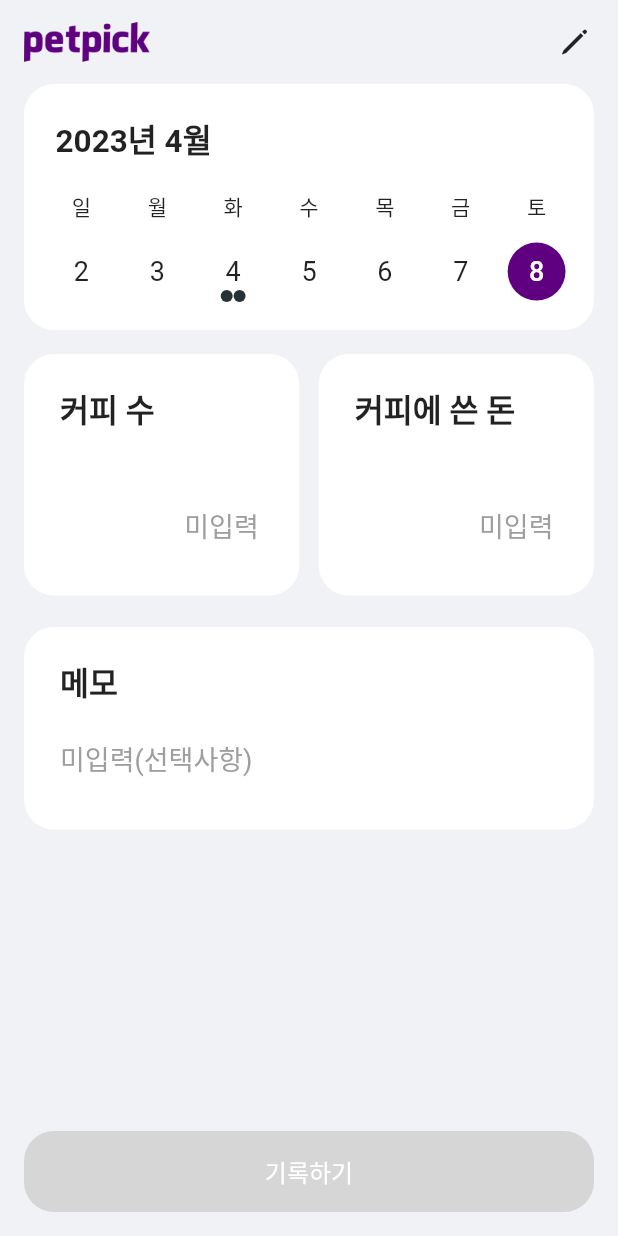
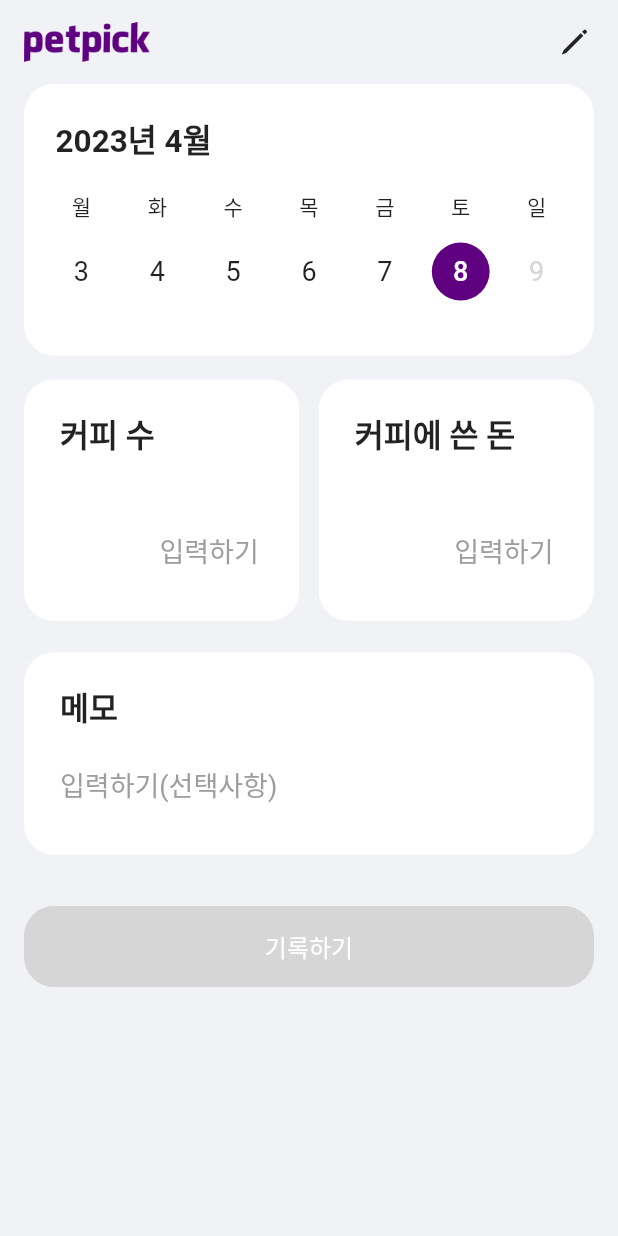
Before and after one commit to hhamja/nocoffee, a Flutter app: the HomeRecordPage screen opened by its route, after a tap on "커피 수", on a phone screen of 412 x 824 dp. Run offline on Flutter 3.47's test engine with Material 2 defaults, Android fonts, the phone set to English and light mode, and no system bars; drawn by our look-alikes of table_calendar; our stand-ins replace auto_route, currency_text_input_formatter, fl_chart, flutter_riverpod, freezed_annotation, hive_flutter and 2 more; accounts and stored records are empty; Roboto replaces fonts that are missing (NotoSansCJKkr).

Commit message:
달력 page 까지 구현 완료

```diff
--- a/lib/src/config/router/app_router.dart
+++ b/lib/src/config/router/app_router.dart
@@ -8,15 +8,15 @@ import 'package:nocoffee/src/features/setting/presentation/screen/setting_page/s
 import 'package:nocoffee/src/features/setting/presentation/screen/terms_policy_page/policy_detail_page.dart';
 import 'package:nocoffee/src/features/setting/presentation/screen/terms_policy_page/terms_detail_page.dart';
 import 'package:nocoffee/src/features/setting/presentation/screen/terms_policy_page/terms_policy.dart';
-import 'package:nocoffee/src/features/coffee/presentation/screen/statistics_page/statistics_page.dart';
+import 'package:nocoffee/src/features/coffee/presentation/screen/line_graph_page/line_graph_page.dart';
 
 @MaterialAutoRouter(
   replaceInRouteName: 'Page,Route',
   routes: <AutoRoute>[
     AutoRoute(page: SplashPage, initial: true),
     AutoRoute(page: HomeRecordPage),
-    AutoRoute(page: CalenderPage),
-    AutoRoute(page: StatisticsPage),
+    AutoRoute(page: CalendarPage),
+    AutoRoute(page: LineGraphPage),
     AutoRoute(page: TabbarPage),
     AutoRoute(page: SettingPage),
     AutoRoute(page: AppNoticePage),
--- a/lib/src/features/coffee/data/coffee_repository.dart
+++ b/lib/src/features/coffee/data/coffee_repository.dart
@@ -15,45 +15,50 @@ class CoffeeRepository implements CoffeeRepositoryImplement {
     final coffeeBox = Hive.box('coffee');
     final coffeeDataModel = CoffeeDataModel(
         date: date, coffeeCup: cup, coffeeCost: cost, memo: memo);
-    // final Map<String, dynamic> coffeeMapData = {
-    //   'date': date,
-    //   'coffeeCup': cup,
-    //   'coffeeCost': cost,
-    //   'memo': momo,
-    // };
     debugPrint(coffeeDataModel.coffeeCost);
     debugPrint(coffeeDataModel.date.toString());
     debugPrint(coffeeDataModel.coffeeCup);
     debugPrint(coffeeDataModel.memo);
-
     coffeeBox.put(date.toString(), coffeeDataModel);
   }
 
   // 특정 일자의 커피기록 받기
   @override
-  CoffeeDataModel? getCoffeeDataForDate(DateTime date) {
+  CoffeeDataModel getCoffeeDataForDate(DateTime date) {
     final coffeeBox = Hive.box('coffee');
-    final mapData = coffeeBox.get(date.toString());
-    CoffeeDataModel? coffeeModel;
-    if (mapData == null) {
-      coffeeModel = null;
-    } else {
-      coffeeModel = CoffeeDataModel.fromJson(mapData);
-    }
+    final CoffeeDataModel coffeeModel = coffeeBox.get(date.toString(),
+        // 값이 없을 경우 기본 값
+        defaultValue: CoffeeDataModel(
+          date: date,
+          coffeeCup: '',
+          coffeeCost: '',
+          memo: '',
+        )) as CoffeeDataModel;
+
     return coffeeModel;
   }
 
-  // 전체 커피 기록 리스트로 받기
+  // 전체 커피 기록 받기
   @override
-  Future getCoffeeDataList() async {
+  Future<Map<DateTime, List<CoffeeDataModel>>> getAllCoffeeData() async {
     final coffeeBox = Hive.box('coffee');
-    final List x = coffeeBox.values.toList();
-    print(x);
+    Map<DateTime, List<CoffeeDataModel>> coffeeMap = {};
+
+    coffeeBox.keys.forEach((key) {
+      CoffeeDataModel coffeeModel = coffeeBox.get(key)!;
+      DateTime date = coffeeModel.date;
+      if (coffeeMap.containsKey(date)) {
+        coffeeMap[date]!.add(coffeeModel);
+      } else {
+        coffeeMap[date] = [coffeeModel];
+      }
+    });
+    return coffeeMap;
   }
 
   // 커피 박스의 모든 데이터 삭제
   @override
-  removeCoffeBoxData() async {
+  Future removeCoffeBoxData() async {
     final coffeeBox = Hive.box('coffee');
     await coffeeBox.clear();
   }
--- a/lib/src/features/coffee/data/coffee_repository_implement.dart
+++ b/lib/src/features/coffee/data/coffee_repository_implement.dart
@@ -7,9 +7,9 @@ abstract class CoffeeRepositoryImplement {
   getCoffeeDataForDate(DateTime date) async {}
 
   // 전체 커피 기록 리스트로 받기
-  getCoffeeDataList() async {}
+  Future getAllCoffeeData() async {}
 
   // Hive "Coffee" Box 모든 데이터 지우기
   // 박스 존재는 그대로 남아있음
-  removeCoffeBoxData() async {}
+  Future removeCoffeBoxData() async {}
 }
--- a/lib/src/features/coffee/presentation/controller/home_coffee_record_controller.dart
+++ /dev/null
@@ -1,39 +0,0 @@
-import 'package:flutter_riverpod/flutter_riverpod.dart';
-import 'package:nocoffee/src/features/coffee/data/coffee_repository.dart';
-import 'package:nocoffee/src/features/coffee/domain/coffee_data_model.dart';
-
-final coffeeDataForDateProvider =
-    StateProvider.family<CoffeeDataModel?, DateTime>((ref, date) {
-  final repository = ref.watch(coffeeRepositoryProvider);
-  final CoffeeDataModel? coffeModel = repository.getCoffeeDataForDate(date);
-  return coffeModel;
-});
-
-final coffeeDataController =
-    StateNotifierProvider<CoffeeDataController, List<CoffeeDataModel>>(
-  (ref) => CoffeeDataController(ref),
-);
-
-// crud 수행하는 컨트롤러
-class CoffeeDataController extends StateNotifier<List<CoffeeDataModel>> {
-  final Ref ref;
-  CoffeeDataController(this.ref) : super([]);
-
-  // 커피 기록 추가
-  Future addCoffeeData(date, cup, cost, momo) async {
-    final repository = ref.read(coffeeRepositoryProvider);
-    repository.addCoffeeData(date, cup, cost, momo);
-  }
-
-  // coffee 모든 데이터 List로 받기
-  getCoffeeDataList() async {
-    final repository = ref.read(coffeeRepositoryProvider);
-    repository.getCoffeeDataList().then((value) => state = value);
-  }
-
-  // coffee 박스 모든 데이터 삭제
-  removeCoffeBoxData() async {
-    final repository = ref.read(coffeeRepositoryProvider);
-    repository.removeCoffeBoxData();
-  }
-}
--- /dev/null
+++ b/lib/src/features/coffee/presentation/provider/all_coffee_data_provider.dart
@@ -0,0 +1,20 @@
+import 'package:flutter_riverpod/flutter_riverpod.dart';
+import 'package:nocoffee/src/features/coffee/data/coffee_repository.dart';
+import 'package:nocoffee/src/features/coffee/domain/coffee_data_model.dart';
+
+final allCoffeeDataProvider =
+    FutureProvider.autoDispose<Map<DateTime, List<CoffeeDataModel>>>(
+        (ref) async {
+  final repository = ref.watch(coffeeRepositoryProvider);
+  final Map<DateTime, List<CoffeeDataModel>> getAllCoffeeData =
+      await repository.getAllCoffeeData();
+  return getAllCoffeeData;
+});
+
+final coffeeDataForDateProvider =
+    StateProvider.autoDispose.family<CoffeeDataModel, DateTime>((ref, date) {
+  final repository = ref.watch(coffeeRepositoryProvider);
+  final CoffeeDataModel coffeeDataForDate =
+      repository.getCoffeeDataForDate(date.toUtc());
+  return coffeeDataForDate;
+});
--- a/lib/src/features/coffee/presentation/screen/home_record_page/home_record_page.dart
+++ b/lib/src/features/coffee/presentation/screen/home_record_page/home_record_page.dart
@@ -1,22 +1,18 @@
 import 'package:flutter/material.dart';
 import 'package:currency_text_input_formatter/currency_text_input_formatter.dart';
-import 'package:flutter/scheduler.dart';
 import 'package:flutter_riverpod/flutter_riverpod.dart';
 import 'package:nocoffee/src/config/constant/app_color.dart';
 import 'package:nocoffee/src/features/coffee/data/coffee_repository.dart';
 import 'package:nocoffee/src/features/coffee/domain/coffee_data_model.dart';
-import 'package:nocoffee/src/features/coffee/presentation/controller/home_coffee_record_controller.dart';
+import 'package:nocoffee/src/features/coffee/presentation/provider/all_coffee_data_provider.dart';
 import 'package:nocoffee/src/features/coffee/presentation/widget/home_text_field_box.dart';
 import 'package:nocoffee/src/features/coffee/presentation/widget/one_week_calendar_box.dart';
 import 'package:nocoffee/src/features/coffee/presentation/widget/record_icon.dart';
+import 'package:nocoffee/src/features/common/presentation/widget/async_value/custom_error_data.dart';
 import 'package:nocoffee/src/features/common/presentation/widget/dialog/one_button_dialog.dart';
+import 'package:nocoffee/src/features/common/presentation/widget/loading/circular_loading.dart';
 import 'package:nocoffee/src/features/common/presentation/widget/text_button/custom_fill_text_button.dart';
 import 'package:table_calendar/table_calendar.dart';
-
-class Event {
-  final String name;
-  Event(this.name);
-}
 
 class HomeRecordPage extends ConsumerStatefulWidget {
   const HomeRecordPage({super.key});
@@ -26,21 +22,9 @@ class HomeRecordPage extends ConsumerStatefulWidget {
 }
 
 class _HomeRecordPageState extends ConsumerState<HomeRecordPage> {
-  final TextEditingController cupTextController = TextEditingController();
-  final TextEditingController costTextController = TextEditingController();
-  final TextEditingController memoTextController = TextEditingController();
-  CoffeeDataModel? coffeeRecordForDate;
-
-  // 임의의 event Map 데이터
-  Map<DateTime, List<Event>> events = {
-    DateTime.utc(2023, 4, 4): [Event('title'), Event('title2')],
-    DateTime.utc(2022, 4, 5): [Event('title3')],
-  };
-
-  // event리스트를 반환하는 eventloader
-  List<Event> _getEventsForDay(DateTime day) {
-    return events[day] ?? [];
-  }
+  TextEditingController cupTextController = TextEditingController();
+  TextEditingController costTextController = TextEditingController();
+  TextEditingController memoTextController = TextEditingController();
 
   DateTime _focusedDay = DateTime(
     DateTime.now().year,
@@ -51,16 +35,41 @@ class _HomeRecordPageState extends ConsumerState<HomeRecordPage> {
   @override
   void initState() {
     super.initState();
-    SchedulerBinding.instance.addPostFrameCallback((_) {
-      coffeeRecordForDate = ref.watch(coffeeDataForDateProvider(_focusedDay));
-      cupTextController.text = coffeeRecordForDate?.coffeeCup ?? '';
-      costTextController.text = coffeeRecordForDate?.coffeeCost ?? '';
-      memoTextController.text = coffeeRecordForDate?.memo ?? '';
-    });
+    final CoffeeDataModel coffeeDataForDate =
+        ref.read(coffeeDataForDateProvider(_focusedDay.toUtc()));
+    cupTextController.text = coffeeDataForDate.coffeeCup;
+    costTextController.text = coffeeDataForDate.coffeeCost;
+    memoTextController.text = coffeeDataForDate.memo;
+  }
+
+  @override
+  void dispose() {
+    cupTextController.dispose();
+    costTextController.dispose();
+    memoTextController.dispose();
+    super.dispose();
   }
 
   @override
   Widget build(BuildContext context) {
+    final allCoffeeData = ref.watch(allCoffeeDataProvider);
+
+    // 기록하기 버튼 클릭 시
+    clickRecordButton() async {
+      if (cupTextController.text != cupTextController.text ||
+          costTextController.text != costTextController.text) {
+        // coffee 박스에 데이터 넣기
+        await ref.read(coffeeRepositoryProvider).addCoffeeData(
+              _focusedDay,
+              cupTextController.text,
+              costTextController.text,
+              memoTextController.text,
+            );
+        return ref.refresh(allCoffeeDataProvider.future);
+      }
+      return null;
+    }
+
     return Scaffold(
       backgroundColor: const Color(0xFFf0f2f5),
       appBar: AppBar(
@@ -76,13 +85,7 @@ class _HomeRecordPageState extends ConsumerState<HomeRecordPage> {
           RecordIconButton(
             onPressed: cupTextController.text.isNotEmpty &&
                     costTextController.text.isNotEmpty
-                ? () async =>
-                    ref.read(coffeeDataController.notifier).addCoffeeData(
-                          _focusedDay,
-                          cupTextController.text,
-                          costTextController.text,
-                          memoTextController.text,
-                        )
+                ? clickRecordButton
                 : () async => showDialog(
                       context: context,
                       builder: (context) => const CustomOneButtonDialog(
@@ -93,7 +96,9 @@ class _HomeRecordPageState extends ConsumerState<HomeRecordPage> {
           )
         ],
       ),
-      body: Padding(
+      body: allCoffeeData.when(
+        data: (Map<DateTime, List<CoffeeDataModel>> data) {
+          return Padding(
             padding: const EdgeInsets.symmetric(horizontal: 16.0),
             child: SingleChildScrollView(
               child: Column(
@@ -101,12 +106,23 @@ class _HomeRecordPageState extends ConsumerState<HomeRecordPage> {
                   OneWeekCalendarBox(
                     calendarFormat: CalendarFormat.week,
                     focusedDay: _focusedDay,
-                eventLoader: _getEventsForDay,
+                    // event리스트를 반환하는 eventloader
+                    eventLoader: (DateTime day) {
+                      return data[day] ?? [];
+                    },
                     onDaySelected:
                         (DateTime selectedDay, DateTime focusedDay) async {
+                      // 선택한 날짜의 값을 불러와서 업데이트
+                      // 없다면 ? ''
                       setState(() {
+                        cupTextController.text =
+                            data[selectedDay.toUtc()]?[0].coffeeCup ?? '';
+                        costTextController.text =
+                            data[selectedDay.toUtc()]?[0].coffeeCost ?? '';
+                        memoTextController.text =
+                            data[selectedDay.toUtc()]?[0].memo ?? '';
                         _focusedDay = selectedDay;
-                    // _focusedDay = focusedDay;
+                        _focusedDay = focusedDay;
                       });
                     },
                   ),
@@ -126,8 +142,8 @@ class _HomeRecordPageState extends ConsumerState<HomeRecordPage> {
                                 )
                               : const SizedBox.shrink(),
                           title: '커피 수',
-                      hintText: '미입력',
-                      onChanged: (value) => setState(() => value),
+                          hintText: '입력하기',
+                          onChanged: (value) => {setState(() => value)},
                           textInputAction: TextInputAction.next,
                           textAlign: TextAlign.end,
                           keyboardType: TextInputType.number,
@@ -150,7 +166,7 @@ class _HomeRecordPageState extends ConsumerState<HomeRecordPage> {
                                 )
                               : const SizedBox.shrink(),
                           title: '커피에 쓴 돈',
-                      hintText: '미입력',
+                          hintText: '입력하기',
                           onChanged: (value) => setState(() => value),
                           textInputAction: TextInputAction.next,
                           textAlign: TextAlign.end,
@@ -175,7 +191,7 @@ class _HomeRecordPageState extends ConsumerState<HomeRecordPage> {
                     unitWidget: const SizedBox.shrink(),
                     title: '메모',
                     onChanged: (value) => setState(() => value),
-                hintText: '미입력(선택사항)',
+                    hintText: '입력하기(선택사항)',
                     textAlign: TextAlign.start,
                     textInputAction: TextInputAction.done,
                     keyboardType: TextInputType.text,
@@ -184,28 +200,19 @@ class _HomeRecordPageState extends ConsumerState<HomeRecordPage> {
                     maxLength: 100,
                     itemHeightSpace: 8,
                   ),
-            ],
-          ),
-        ),
-      ),
-      bottomNavigationBar: Padding(
-        padding: const EdgeInsets.all(16),
+                  Padding(
+                    padding: const EdgeInsets.symmetric(vertical: 34),
                     child: CustomFilledTextButton(
                       w: MediaQuery.of(context).size.width,
                       h: 54,
                       content: '기록하기',
                       onPressed: cupTextController.text.isNotEmpty &&
                               costTextController.text.isNotEmpty
-              ? () async =>
-                  ref.read(coffeeDataController.notifier).addCoffeeData(
-                        _focusedDay,
-                        cupTextController.text,
-                        costTextController.text,
-                        memoTextController.text,
-                      )
+                          ? clickRecordButton
                           : () async => showDialog(
                                 context: context,
-                    builder: (context) => const CustomOneButtonDialog(
+                                builder: (context) =>
+                                    const CustomOneButtonDialog(
                                   content: '커피 잔과 금액을\n입력해주세요.',
                                   completeText: '확인',
                                 ),
@@ -216,6 +223,14 @@ class _HomeRecordPageState extends ConsumerState<HomeRecordPage> {
                           : LIGHT_GREY_COLOR,
                     ),
                   ),
+                ],
+              ),
+            ),
+          );
+        },
+        error: (error, stackTrace) => const CustomErrorData(),
+        loading: () => const CustomCircularLoading(),
+      ),
     );
   }
 }
--- a/lib/src/features/coffee/presentation/widget/custom_table_calendar.dart
+++ b/lib/src/features/coffee/presentation/widget/custom_table_calendar.dart
@@ -10,6 +10,13 @@ class CustomTableCalendar extends StatelessWidget {
   final bool headerVisible;
   final List<dynamic> Function(DateTime)? eventLoader;
   final CalendarBuilders<dynamic> calendarBuilders;
+  final EdgeInsets headerPadding;
+  final TextStyle headerTextStyle;
+  final Color? outsideTextColor;
+  final bool? shouldFillViewport;
+  final double daysOfWeekHeight;
+  final DateTime lastDay;
+
   const CustomTableCalendar({
     super.key,
     required this.focusedDay,
@@ -19,21 +26,29 @@ class CustomTableCalendar extends StatelessWidget {
     this.onPageChanged,
     this.eventLoader,
     required this.calendarBuilders,
+    required this.headerPadding,
+    required this.headerTextStyle,
+    required this.outsideTextColor,
+    this.shouldFillViewport,
+    required this.daysOfWeekHeight,
+    required this.lastDay,
   });
 
   @override
   Widget build(BuildContext context) {
     return TableCalendar(
+      startingDayOfWeek: StartingDayOfWeek.monday,
+      shouldFillViewport: shouldFillViewport ?? false,
       onPageChanged: onPageChanged,
       locale: 'ko_KR',
       // 달력의 시작 날짜 : 저번달 1일
       firstDay: DateTime(
-        DateTime.now().year,
-        DateTime.now().month - 1,
+        2023,
+        1,
         1,
       ),
       // 달력의 마지막 날짜 : 오늘
-      lastDay: DateTime.now(),
+      lastDay: lastDay,
       // eventLoader 콜백 함수 등록
       eventLoader: eventLoader,
       calendarBuilders: calendarBuilders,
@@ -49,7 +64,7 @@ class CustomTableCalendar extends StatelessWidget {
         return isSameDay(focusedDay, day);
       },
       // 요일 부분의 높이 설정
-      daysOfWeekHeight: 34,
+      daysOfWeekHeight: daysOfWeekHeight,
       // 월 ~ 일 텍스트 스타일 지정
       daysOfWeekStyle: const DaysOfWeekStyle(
         weekdayStyle: TextStyle(
@@ -63,8 +78,12 @@ class CustomTableCalendar extends StatelessWidget {
         isTodayHighlighted: true,
         // 마커 여러개이면 셀 영역을 벗어날지 여부
         canMarkersOverflow: false,
+        markerMargin: const EdgeInsets.only(top: 13),
         // 자동정렬 여부
-        markersAutoAligned: true,
+        markersAutoAligned: false,
+        markerDecoration:
+            const BoxDecoration(color: BLACK_COLOR, shape: BoxShape.circle),
+        markerSize: 5,
         cellPadding: EdgeInsets.zero,
         todayDecoration: BoxDecoration(
           shape: BoxShape.circle,
@@ -83,10 +102,11 @@ class CustomTableCalendar extends StatelessWidget {
           fontSize: 18,
         ),
         // 다른 달의 날짜 텍스트 스타일
-        outsideTextStyle: const TextStyle(
+        outsideTextStyle: TextStyle(
           fontSize: 18,
-          color: LIGHT_GREY_COLOR,
+          color: outsideTextColor,
         ),
+
         // 해당 달의 지난 날짜 텍스트 스타일
         disabledTextStyle: const TextStyle(
           fontSize: 18,
@@ -112,27 +132,25 @@ class CustomTableCalendar extends StatelessWidget {
         tablePadding: EdgeInsets.zero,
       ),
       headerVisible: headerVisible,
-      headerStyle: const HeaderStyle(
+      headerStyle: HeaderStyle(
         formatButtonVisible: false,
         // 연.월.일 텍스트 스타일
-        titleTextStyle: TextStyle(
-          fontWeight: FontWeight.bold,
-          fontSize: 21.0,
-        ),
+        titleTextStyle: headerTextStyle,
+
         // 연.월.일 가운데 정렬 여부
         titleCentered: false,
         leftChevronPadding: EdgeInsets.zero,
         rightChevronPadding: EdgeInsets.zero,
         //헤더 박스 패딩
-        headerPadding: const EdgeInsets.fromLTRB(8, 0, 0, 13),
+        headerPadding: headerPadding,
         leftChevronVisible: false,
         rightChevronVisible: false,
         //왼쪽 화살표 아이콘 버튼
-        leftChevronIcon: Icon(
+        leftChevronIcon: const Icon(
           Icons.arrow_left,
         ),
         //오른쪽 화살표 아이콘 버튼
-        rightChevronIcon: Icon(
+        rightChevronIcon: const Icon(
           Icons.arrow_right,
         ),
       ),
--- a/lib/src/features/coffee/presentation/widget/one_week_calendar_box.dart
+++ b/lib/src/features/coffee/presentation/widget/one_week_calendar_box.dart
@@ -19,7 +19,7 @@ class OneWeekCalendarBox extends StatelessWidget {
   @override
   Widget build(BuildContext context) {
     return Container(
-      padding: const EdgeInsets.symmetric(vertical: 13, horizontal: 13),
+      padding: const EdgeInsets.fromLTRB(13, 13, 13, 30),
       decoration: BoxDecoration(
         color: WHITE_COLOR,
         borderRadius: BorderRadius.circular(20.0),
@@ -28,6 +28,15 @@ class OneWeekCalendarBox extends StatelessWidget {
         children: [
           const SizedBox(height: 8.0),
           CustomTableCalendar(
+            lastDay: DateTime.now(),
+            // 요일 cell의 높이
+            daysOfWeekHeight: 34,
+            outsideTextColor: TEXT_COLOR,
+            headerTextStyle: const TextStyle(
+              fontWeight: FontWeight.bold,
+              fontSize: 21.0,
+            ),
+            headerPadding: const EdgeInsets.fromLTRB(8, 0, 0, 13),
             eventLoader: eventLoader,
             calendarBuilders: const CalendarBuilders(),
             focusedDay: focusedDay,
--- a/lib/src/features/common/presentation/screen/tabbar_page/tabbar_page.dart
+++ b/lib/src/features/common/presentation/screen/tabbar_page/tabbar_page.dart
@@ -4,7 +4,7 @@ import 'package:nocoffee/src/config/constant/app_color.dart';
 import 'package:nocoffee/src/features/coffee/presentation/screen/calendar_page/calendar_page.dart';
 import 'package:nocoffee/src/features/coffee/presentation/screen/home_record_page/home_record_page.dart';
 import 'package:nocoffee/src/features/setting/presentation/screen/setting_page/setting_page.dart';
-import 'package:nocoffee/src/features/coffee/presentation/screen/statistics_page/statistics_page.dart';
+import 'package:nocoffee/src/features/coffee/presentation/screen/line_graph_page/line_graph_page.dart';
 
 class TabbarPage extends StatefulWidget {
   const TabbarPage({super.key});
@@ -47,8 +47,8 @@ class _TabbarPageState extends State<TabbarPage>
         controller: controller,
         children: const [
           HomeRecordPage(),
-          CalenderPage(),
-          StatisticsPage(),
+          CalendarPage(),
+          LineGraphPage(),
           SettingPage(),
         ],
       ),
--- a/lib/src/features/common/presentation/widget/default_layout/default_layout.dart
+++ b/lib/src/features/common/presentation/widget/default_layout/default_layout.dart
@@ -21,7 +21,7 @@ class DefaultLayout extends StatelessWidget {
     return Scaffold(
       appBar: AppBar(
         elevation: 0,
-        titleSpacing: leading != null ? 0 : 16,
+        titleSpacing: leading != null ? 0 : 20,
         centerTitle: false,
         title: title,
         leading: leading != null
@@ -36,13 +36,13 @@ class DefaultLayout extends StatelessWidget {
         actions: actions,
       ),
       body: Padding(
-        padding: const EdgeInsets.symmetric(horizontal: 16),
+        padding: const EdgeInsets.symmetric(horizontal: 20),
         child: body,
       ),
       bottomSheet: Padding(
         padding: bottomNavigationBar == null
             ? EdgeInsets.zero
-            : const EdgeInsets.symmetric(vertical: 16, horizontal: 16),
+            : const EdgeInsets.symmetric(vertical: 20, horizontal: 20),
         child: bottomNavigationBar,
       ),
     );
--- a/pubspec.yaml
+++ b/pubspec.yaml
@@ -25,6 +25,7 @@ dependencies:
   hive_flutter:
   table_calendar: ^3.0.9
   currency_text_input_formatter: ^2.1.9
+  fl_chart: ^0.61.0
 
 
 dev_dependencies:
```
Also changed, not shown: lib/src/features/coffee/presentation/screen/calendar_page/calendar_page.dart (+87 -9 lines), lib/src/features/coffee/presentation/screen/line_graph_page/line_graph_page.dart (added, +21 -0 lines), lib/src/features/coffee/presentation/screen/statistics_page/statistics_page.dart (deleted, +0 -15 lines), lib/src/features/coffee/presentation/widget/calendar_cell.dart (added, +57 -0 lines), lib/src/features/coffee/presentation/widget/line_graph.dart (added, +10 -0 lines), lib/src/config/router/app_router.gr.dart, pubspec.lock. Lines whose indentation alone changed are shown as unchanged.
